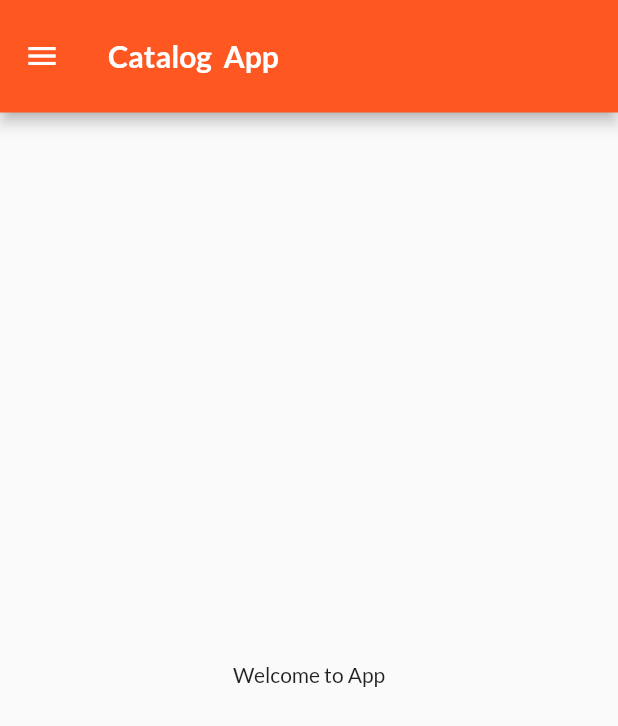
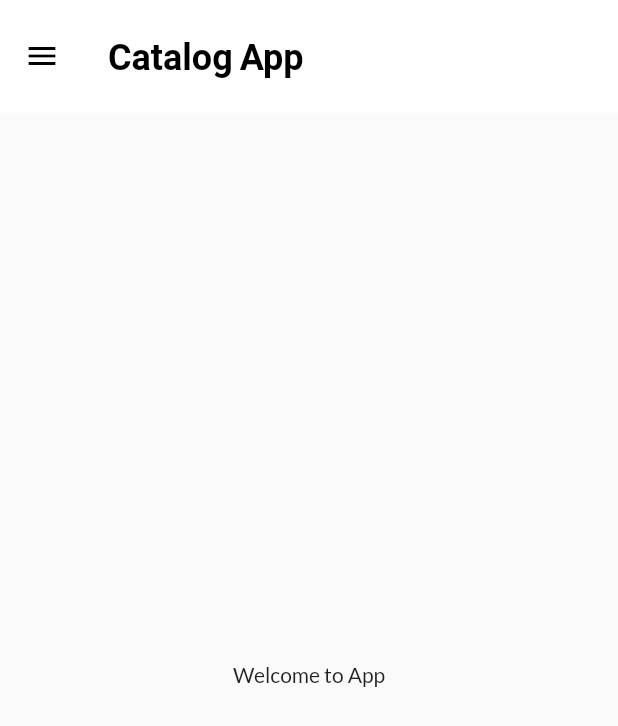
Before and after one commit to OmkarM2003/CatalogApp, a Flutter app: the screen it shows after launch, on a phone screen of 412 x 824 dp. Shown: the top 726 px of the screen. Run offline on Flutter 3.47's test engine with Material 2 defaults, Android fonts, the light colour scheme and no system bars; our stand-ins replace google_fonts.

Commit message:
sixth commit

```diff
--- a/lib/main.dart
+++ b/lib/main.dart
@@ -2,6 +2,7 @@
 import 'package:flutter_application_1/pages/homepage.dart';
 import 'package:flutter_application_1/pages/loginpage.dart';
 import 'package:flutter_application_1/utils/routes.dart';
+import 'package:flutter_application_1/widgets/themes.dart';
 import 'package:google_fonts/google_fonts.dart';
 
 void main() {
@@ -14,18 +15,13 @@
   @override
   Widget build(BuildContext context) {
     return MaterialApp(
-      themeMode: ThemeMode.light,
-      theme: ThemeData(
-          primarySwatch: Colors.deepOrange,
-          fontFamily: GoogleFonts.lato().fontFamily),
-      darkTheme: ThemeData(
-        brightness: Brightness.dark,
-      ),
+      theme: MyTheme.LightTheme(context), // Use your custom light theme here
+      darkTheme: MyTheme.DarkTheme(context),
       debugShowCheckedModeBanner: false,
       initialRoute: MyRoutes.homeRoute,
       routes: {
         MyRoutes.homeRoute: (context) => const homepage(),
-        MyRoutes.loginRoute: (context) => const loginpage()
+        MyRoutes.loginRoute: (context) => const loginpage(),
       },
     );
   }
--- a/lib/pages/homepage.dart
+++ b/lib/pages/homepage.dart
@@ -10,8 +10,8 @@
     return Scaffold(
       appBar: AppBar(
         toolbarHeight: 75,
-        title: const Text("Catalog  App",
-        style: TextStyle(fontWeight: FontWeight.bold),)
+        title: const Text("Catalog App",
+        style: TextStyle(fontSize: 24,fontWeight: FontWeight.bold),)
       ),
       body: Center(
         child: Container(
--- /dev/null
+++ b/lib/widgets/themes.dart
@@ -0,0 +1,21 @@
+import 'package:flutter/material.dart';
+import 'package:flutter/material.dart';
+import 'package:google_fonts/google_fonts.dart';
+
+class MyTheme{
+  static ThemeData LightTheme(BuildContext context) => ThemeData(
+        primarySwatch: Colors.deepOrange,
+        fontFamily: GoogleFonts.lato().fontFamily,
+        appBarTheme: const AppBarTheme(
+          color: Colors.white,
+          elevation: 0.0,
+          iconTheme: IconThemeData(color: Colors.black),
+          titleTextStyle: TextStyle(color: Colors.black) // Set your desired TextTheme here
+        ),
+
+      );
+
+   static ThemeData DarkTheme(BuildContext context) => ThemeData(
+        brightness: Brightness.dark,
+        );
+}
```
